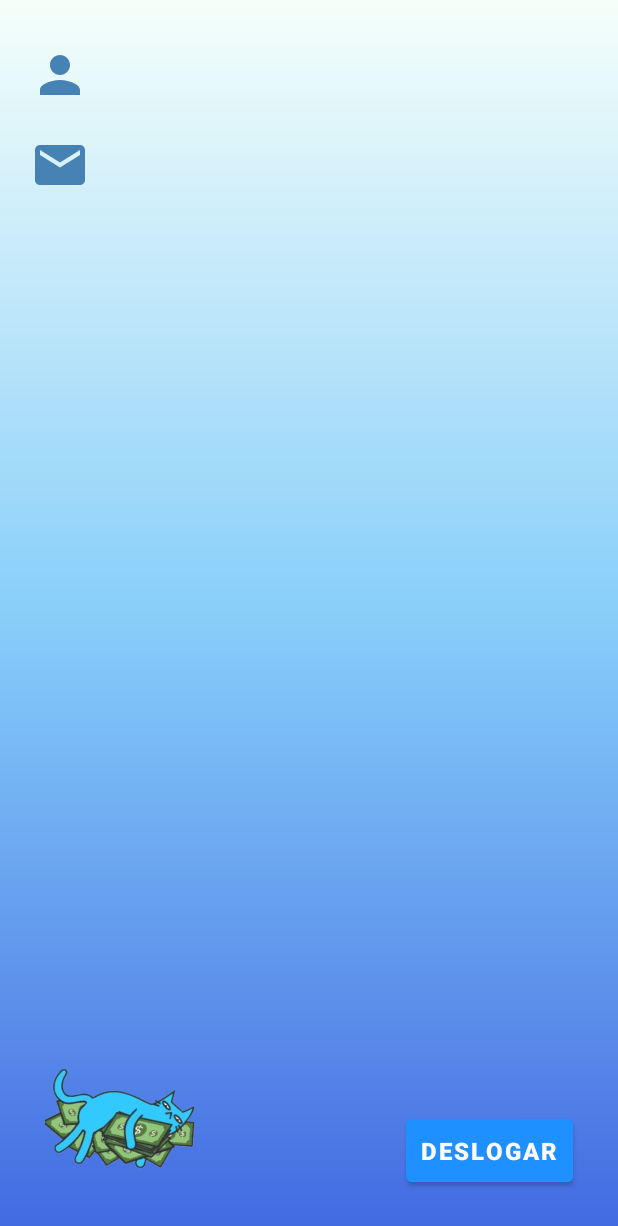
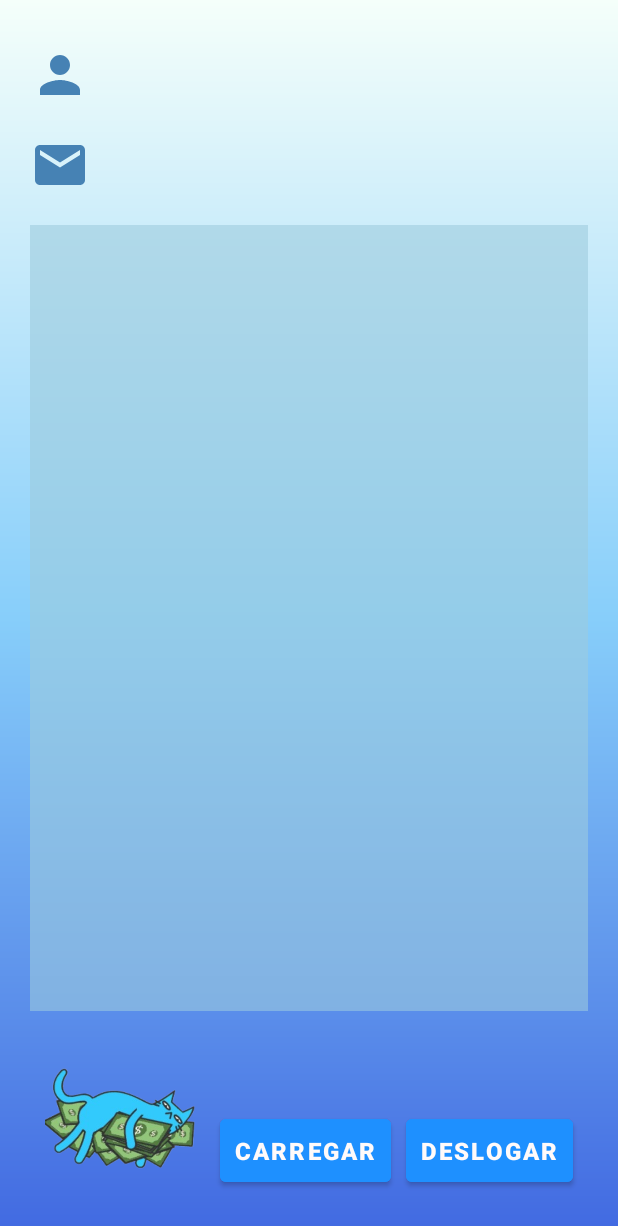
Before and after one commit to dbcodex/AppGastosPessoais, an Android app: the screen it shows after launch once a user with an empty profile is signed in (TelaPrincipal), on a phone screen of 412 x 824 dp. Shown: the top 1226 px of the screen. Run offline under Robolectric (Android 15) with nearby library versions, the phone set to English and light mode, and no system bars; our stand-ins replace Firebase (no records; nobody signed in at launch, a user with empty details on screens opened directly), Room's generated code.

Commit message:
Tela principal modificada

```diff
--- a/app/src/main/java/com/aps/despesaspessoais/AppDatabase.java
+++ b/app/src/main/java/com/aps/despesaspessoais/AppDatabase.java
@@ -6,5 +6,5 @@ import androidx.room.RoomDatabase;
 
 @Database(entities = {Cadastro.class}, version = 1)
 public abstract class AppDatabase extends RoomDatabase {
-    public abstract CadastroDAO pessoaDAO();
+    public abstract CadastroDAO cadastroDAO();
 }
--- a/app/src/main/java/com/aps/despesaspessoais/CadastroDAO.java
+++ b/app/src/main/java/com/aps/despesaspessoais/CadastroDAO.java
@@ -20,7 +20,7 @@ public interface CadastroDAO {
 //    Cadastro findByName(String first, String last);
 
     @Insert
-    void insert(Cadastro... users);
+    void insert(Cadastro... user);
 
     @Delete
     void delete(Cadastro user);
--- a/app/src/main/java/com/aps/despesaspessoais/TelaPrincipal.java
+++ b/app/src/main/java/com/aps/despesaspessoais/TelaPrincipal.java
@@ -2,11 +2,14 @@ package com.aps.despesaspessoais;
 
 import androidx.annotation.Nullable;
 import androidx.appcompat.app.AppCompatActivity;
+import androidx.room.Room;
 
 import android.content.Intent;
 import android.os.Bundle;
 import android.view.View;
 import android.widget.Button;
+import android.widget.LinearLayout;
+import android.widget.ListView;
 import android.widget.TextView;
 
 import com.google.firebase.auth.FirebaseAuth;
@@ -17,6 +20,7 @@ import com.google.firebase.firestore.FirebaseFirestore;
 import com.google.firebase.firestore.FirebaseFirestoreException;
 
 import java.util.ArrayList;
+import java.util.List;
 
 public class TelaPrincipal extends AppCompatActivity {
 
@@ -55,12 +59,38 @@ public class TelaPrincipal extends AppCompatActivity {
         documentReference.addSnapshotListener(new EventListener<DocumentSnapshot>() {
             @Override
             public void onEvent(@Nullable DocumentSnapshot documentSnapshot, @Nullable FirebaseFirestoreException error) {
-                if (documentSnapshot != null){
+                if (documentSnapshot != null) {
                     nomeUsuario.setText(documentSnapshot.getString("nome"));
                     emailUsuario.setText(email);
                 }
             }
         });
+//Carregar as informacoes :)
+        LinearLayout listDespesas = findViewById(R.id.listDespesas);
+        listDespesas.removeAllViews();
+
+        new Thread(new Runnable(
+        ) {
+            @Override
+            public void run() {
+                AppDatabase db = Room.databaseBuilder(getApplicationContext(), AppDatabase.class, "Cadastro").build();
+                CadastroDAO dao = db.cadastroDAO();
+
+                List<Cadastro> cadastros = dao.getAll();
+
+                runOnUiThread(new Runnable() {
+                    @Override
+                    public void run() {
+                        for (Cadastro p:cadastros){
+                            TextView textView = new TextView(TelaPrincipal.this);
+                            textView.setText(p.nome);
+
+                            listDespesas.addView(textView);
+                        }
+                    }
+                });
+            }
+        }).start();
     }
 
     private void IniciarComponentes(){
@@ -68,4 +98,33 @@ public class TelaPrincipal extends AppCompatActivity {
         emailUsuario = findViewById(R.id.textEmailUser);
         btDeslogar = findViewById(R.id.btDeslogar);
     }
+
+    public void listDespesas(View view) {
+        LinearLayout listDespesas = findViewById(R.id.listDespesas);
+        listDespesas.removeAllViews();
+
+        new Thread(new Runnable(
+        ) {
+            @Override
+            public void run() {
+                AppDatabase db = Room.databaseBuilder(getApplicationContext(), AppDatabase.class, "Cadastro").build();
+                CadastroDAO dao = db.cadastroDAO();
+
+                List<Cadastro> cadastros = dao.getAll();
+
+                runOnUiThread(new Runnable() {
+                    @Override
+                    public void run() {
+                        for (Cadastro p:cadastros){
+                            TextView textView = new TextView(TelaPrincipal.this);
+                            textView.setText(p.nome);
+
+                            listDespesas.addView(textView);
+                        }
+                    }
+                });
+            }
+        }).start();
+    }
+
 }
--- a/app/src/main/res/layout/activity_tela_principal.xml
+++ b/app/src/main/res/layout/activity_tela_principal.xml
@@ -76,4 +76,35 @@
         app:layout_constraintEnd_toEndOf="parent"
         app:layout_constraintBottom_toBottomOf="@id/logo" />
 
+    <Button
+
+        android:id="@+id/btCarregar"
+        android:layout_width="wrap_content"
+        android:layout_height="wrap_content"
+        android:layout_marginRight="10dp"
+        android:backgroundTint="@color/DodgerBlue"
+        android:onClick="listDespesas"
+        android:padding="10dp"
+        android:text="Carregar"
+        android:textColor="@color/Snow"
+        android:textSize="16sp"
+        android:textStyle="bold"
+        app:layout_constraintBottom_toBottomOf="@id/logo"
+        app:layout_constraintEnd_toStartOf="@id/btDeslogar" />
+
+    <LinearLayout
+        android:id="@+id/listDespesas"
+        android:layout_width="0dp"
+        android:layout_height="0dp"
+        android:layout_margin="20dp"
+        android:background="#949ECBDF"
+        android:orientation="vertical"
+        android:text=""
+        android:textColor="@color/black"
+        android:textSize="20sp"
+        app:layout_constraintBottom_toTopOf="@+id/logo"
+        app:layout_constraintEnd_toEndOf="parent"
+        app:layout_constraintStart_toStartOf="parent"
+        app:layout_constraintTop_toBottomOf="@id/iconeEmail" />
+
 </androidx.constraintlayout.widget.ConstraintLayout>
```
Also changed, not shown: app/src/main/java/com/aps/despesaspessoais/FormCadastro.java (+16 -6 lines).
